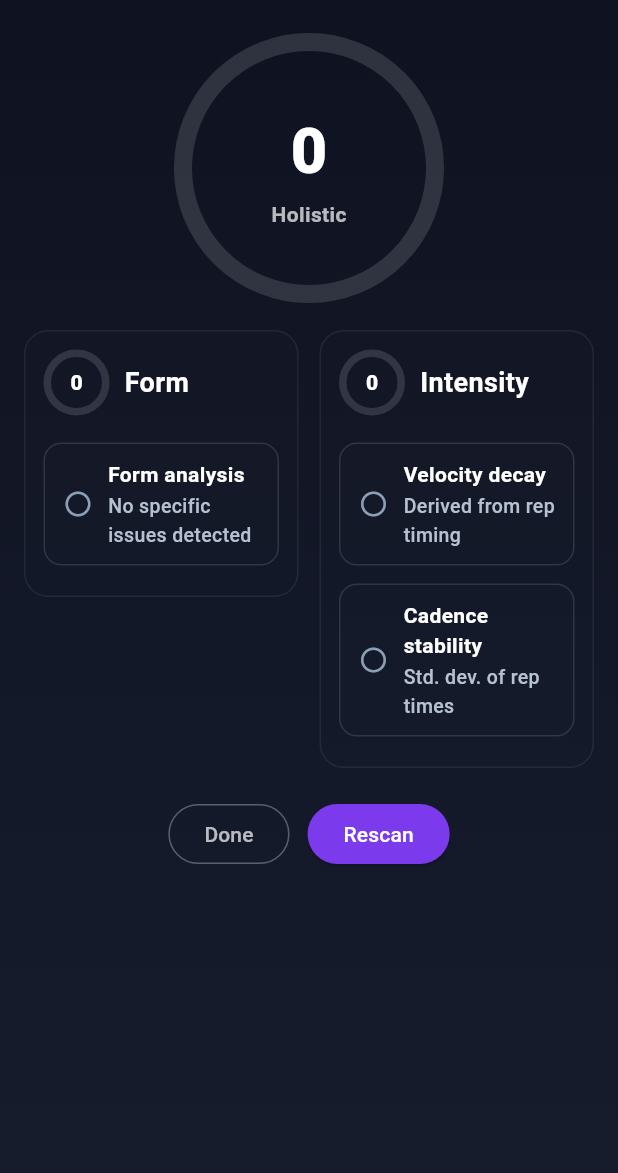
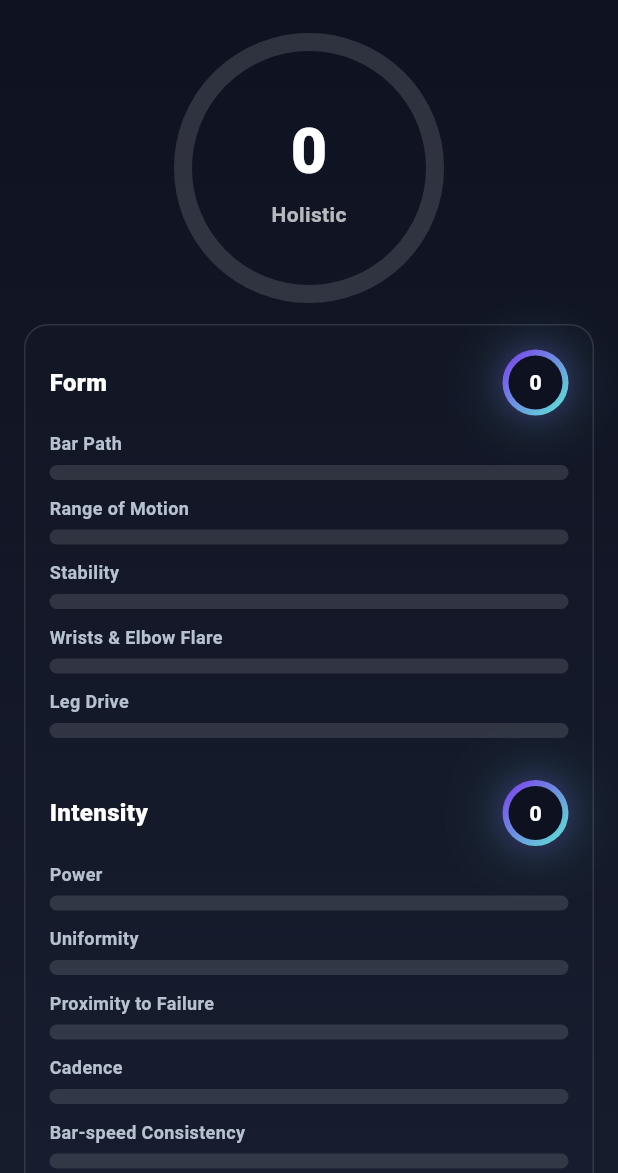
Before and after one commit to yellowwaterbottle/ai_fitness_coach.SS4, a Flutter app: the FeedbackScreen screen opened directly with empty values, on a phone screen of 412 x 824 dp, the part 63-1236 px from its top. Run offline on Flutter 3.47's test engine with Material 3 defaults, Android fonts, the phone set to English and light mode, and no system bars; our stand-ins replace camera, connectivity_plus, file_picker, flutter_secure_storage, permission_handler; missing offline and left inert: purchases_flutter, video_thumbnail; accounts and stored records are empty; Roboto replaces fonts that are missing (SF Pro).

Commit message:
Update scorecard visuals with unified purple→teal gradient scheme
- Add shared scoreGradient to AppStyle matching Holistic circle
- Replace Form/Intensity score chips with circular gradient rings
- Update metric bar gradients from red→yellow→green to purple→teal
- Enhance visual consistency across all score elements
- Update Form label from 'Elbow Flare & Wrist Positioning' to 'Wrists & Elbow Flare'
- Maintain single main card layout with both Form and Intensity sections

```diff
--- /dev/null
+++ b/lib/models/score_labels.dart
@@ -0,0 +1,58 @@
+import 'score_response.dart';
+
+// Display labels
+const Map<SubFormKey, String> kFormLabels = {
+  SubFormKey.bar_path: "Bar Path",
+  SubFormKey.range_of_motion: "Range of Motion",
+  SubFormKey.stability: "Stability",
+  SubFormKey.elbow_wrist: "Wrists & Elbow Flare",
+  SubFormKey.leg_drive: "Leg Drive",
+};
+
+const Map<SubIntensityKey, String> kIntensityLabels = {
+  SubIntensityKey.power: "Power",
+  SubIntensityKey.uniformity: "Uniformity",
+  SubIntensityKey.proximity_failure: "Proximity to Failure",
+  SubIntensityKey.cadence: "Cadence",
+  SubIntensityKey.bar_speed_consistency: "Bar-speed Consistency",
+};
+
+// Even weights (0.20 each)
+const Map<SubFormKey, double> kFormWeights = {
+  SubFormKey.bar_path: 0.20,
+  SubFormKey.range_of_motion: 0.20,
+  SubFormKey.stability: 0.20,
+  SubFormKey.elbow_wrist: 0.20,
+  SubFormKey.leg_drive: 0.20,
+};
+
+const Map<SubIntensityKey, double> kIntensityWeights = {
+  SubIntensityKey.power: 0.20,
+  SubIntensityKey.uniformity: 0.20,
+  SubIntensityKey.proximity_failure: 0.20,
+  SubIntensityKey.cadence: 0.20,
+  SubIntensityKey.bar_speed_consistency: 0.20,
+};
+
+// Weighted means (integer 0..100)
+int weightedForm(List<CategoryScore<SubFormKey>> items) {
+  if (items.isEmpty) return 0;
+  double sum = 0, w = 0;
+  for (final it in items) {
+    final wt = kFormWeights[it.key] ?? 0;
+    sum += wt * it.score;
+    w += wt;
+  }
+  return (w == 0 ? 0 : sum / w).round().clamp(0, 100);
+}
+
+int weightedIntensity(List<CategoryScore<SubIntensityKey>> items) {
+  if (items.isEmpty) return 0;
+  double sum = 0, w = 0;
+  for (final it in items) {
+    final wt = kIntensityWeights[it.key] ?? 0;
+    sum += wt * it.score;
+    w += wt;
+  }
+  return (w == 0 ? 0 : sum / w).round().clamp(0, 100);
+}
--- a/lib/models/score_response.dart
+++ b/lib/models/score_response.dart
@@ -1,5 +1,28 @@
 import 'dart:convert';
 import 'breakdown.dart';
+
+// --- Sub-score keys (NEW TERMINOLOGY) ---
+enum SubFormKey {
+  bar_path,
+  range_of_motion,
+  stability,
+  elbow_wrist,
+  leg_drive,
+}
+
+enum SubIntensityKey {
+  power,
+  uniformity,
+  proximity_failure,
+  cadence,
+  bar_speed_consistency,
+}
+
+class CategoryScore<T> {
+  final T key;
+  final int score; // 0..100
+  const CategoryScore({required this.key, required this.score});
+}
 
 enum AnalysisStatus { ok, no_set, insufficient }
 
@@ -86,6 +109,10 @@ class ScoreResponse {
   final List<BreakdownItem>? formBreakdown;
   final List<BreakdownItem>? intensityBreakdown;
 
+  // NEW: sub-scores
+  final List<CategoryScore<SubFormKey>> formSubs;
+  final List<CategoryScore<SubIntensityKey>> intensitySubs;
+
   ScoreResponse({
     required this.success,
     this.failure,
@@ -98,6 +125,8 @@ class ScoreResponse {
     required this.insufficientReasons,
     this.formBreakdown,
     this.intensityBreakdown,
+    this.formSubs = const [],
+    this.intensitySubs = const [],
   });
 
   ScoreResponse.success({
@@ -108,6 +137,8 @@ class ScoreResponse {
     required this.cues,
     this.formBreakdown,
     this.intensityBreakdown,
+    this.formSubs = const [],
+    this.intensitySubs = const [],
   }) : success = true,
        failure = null,
        insufficient = false,
@@ -123,7 +154,9 @@ class ScoreResponse {
         insufficient = true,
         insufficientReasons = const [],
         formBreakdown = null,
-        intensityBreakdown = null;
+        intensityBreakdown = null,
+        formSubs = const [],
+        intensitySubs = const [];
 
   static int _clampScore(num value) {
     final intVal = value.round();
@@ -245,6 +278,8 @@ class ScoreResponse {
     List<String>? insufficientReasons,
     List<BreakdownItem>? formBreakdown,
     List<BreakdownItem>? intensityBreakdown,
+    List<CategoryScore<SubFormKey>>? formSubs,
+    List<CategoryScore<SubIntensityKey>>? intensitySubs,
   }) {
     return ScoreResponse(
       success: success ?? this.success,
@@ -258,6 +293,8 @@ class ScoreResponse {
       insufficientReasons: insufficientReasons ?? this.insufficientReasons,
       formBreakdown: formBreakdown ?? this.formBreakdown,
       intensityBreakdown: intensityBreakdown ?? this.intensityBreakdown,
+      formSubs: formSubs ?? this.formSubs,
+      intensitySubs: intensitySubs ?? this.intensitySubs,
     );
   }
 
--- a/lib/screens/feedback_screen.dart
+++ b/lib/screens/feedback_screen.dart
@@ -1,10 +1,8 @@
 import 'package:flutter/material.dart';
 import '../ui/style.dart';
 import '../ui/gradient_ring.dart';
-import '../ui/breakdown_list.dart';
-import '../services/breakdown_mapper.dart';
 import '../models/score_response.dart';
-import '../models/breakdown.dart';
+import '../models/score_labels.dart';
 
 class FeedbackScreen extends StatelessWidget {
   static const routeName = '/feedback';
@@ -14,8 +12,6 @@ class FeedbackScreen extends StatelessWidget {
   Widget build(BuildContext context) {
     final ScoreResponse score =
         ModalRoute.of(context)!.settings.arguments as ScoreResponse;
-    final formItems = BreakdownMapper.formFrom(score);
-    final intensityItems = BreakdownMapper.intensityFrom(score);
 
     return Container(
       decoration: const BoxDecoration(gradient: AppStyle.pageBg),
@@ -77,33 +73,9 @@ class FeedbackScreen extends StatelessWidget {
                       ],
                     ),
                   ),
-                  const SizedBox(height: 18),
-
-                  // --- Two columns: Form (left) | Intensity (right) ---
-                  Row(
-                    crossAxisAlignment: CrossAxisAlignment.start,
-                    children: [
-                      // FORM
-                      Expanded(
-                        child: _ScoreColumn(
-                          title: "Form",
-                          percent: score.formPercent,
-                          value: score.form,
-                          items: formItems,
-                        ),
-                      ),
-                      const SizedBox(width: 14),
-                      // INTENSITY
-                      Expanded(
-                        child: _ScoreColumn(
-                          title: "Intensity",
-                          percent: score.intensityPercent,
-                          value: score.intensity,
-                          items: intensityItems,
-                        ),
-                      ),
-                    ],
-                  ),
+                  const SizedBox(height: 14),
+                  _MainScoreBreakdownCard(resp: score),
+                  const SizedBox(height: 16),
                 ],
 
                 const SizedBox(height: 20),
@@ -140,45 +112,185 @@ class FeedbackScreen extends StatelessWidget {
 
 }
 
-class _ScoreColumn extends StatelessWidget {
-  final String title;
-  final double percent;
-  final int value;
-  final List<BreakdownItem> items;
-  const _ScoreColumn({
-    required this.title,
-    required this.percent,
-    required this.value,
-    required this.items,
-  });
+class _MainScoreBreakdownCard extends StatelessWidget {
+  final ScoreResponse resp;
+  const _MainScoreBreakdownCard({required this.resp});
 
   @override
   Widget build(BuildContext context) {
     return Container(
-      padding: const EdgeInsets.fromLTRB(12, 12, 12, 14),
+      width: double.infinity,
+      padding: const EdgeInsets.fromLTRB(16, 16, 16, 16),
       decoration: BoxDecoration(
-        color: const Color(0x111A2236),
+        color: const Color(0x141A2236),
         borderRadius: BorderRadius.circular(16),
-        border: Border.all(color: const Color(0x12FFFFFF)),
+        border: Border.all(color: const Color(0x1FFFFFFF)),
       ),
       child: Column(
         crossAxisAlignment: CrossAxisAlignment.start,
         children: [
-          // Header with small ring + title + value
-          Row(
-            children: [
-              GradientRing(
-                size: 44, stroke: 5, percent: percent,
-                center: Text("$value", style: const TextStyle(color: Colors.white, fontSize: 14, fontWeight: FontWeight.w800)),
-              ),
-              const SizedBox(width: 10),
-              Text(title, style: const TextStyle(color: Colors.white, fontSize: 18, fontWeight: FontWeight.w700)),
-            ],
-          ),
-          const SizedBox(height: 12),
-          BreakdownList(items: items),
+          // FORM ROW
+          _SectionHeaderRow(title: "Form", score: resp.form),
+          const SizedBox(height: 10),
+          _SubSectionBarsForm(items: resp.formSubs, overallFallback: resp.form),
+          const SizedBox(height: 18),
+
+          // INTENSITY ROW
+          _SectionHeaderRow(title: "Intensity", score: resp.intensity),
+          const SizedBox(height: 10),
+          _SubSectionBarsIntensity(items: resp.intensitySubs, overallFallback: resp.intensity),
         ],
       ),
     );
   }
 }
+
+class _SectionHeaderRow extends StatelessWidget {
+  final String title;
+  final int score;
+  const _SectionHeaderRow({required this.title, required this.score});
+
+  @override
+  Widget build(BuildContext context) {
+    return Row(
+      children: [
+        Text(title, style: const TextStyle(color: Colors.white, fontSize: 16, fontWeight: FontWeight.w800)),
+        const Spacer(),
+        _GradientScoreChip(value: score),
+      ],
+    );
+  }
+}
+
+class _GradientScoreChip extends StatelessWidget {
+  final int value;
+  const _GradientScoreChip({required this.value});
+
+  @override
+  Widget build(BuildContext context) {
+    const double size = 44;
+    const double ring = 4;
+
+    return Container(
+      width: size,
+      height: size,
+      decoration: BoxDecoration(
+        shape: BoxShape.circle,
+        gradient: AppStyle.scoreGradient, // same as Holistic
+        boxShadow: AppStyle.softGlow,
+      ),
+      child: Center(
+        child: Container(
+          width: size - ring*2,
+          height: size - ring*2,
+          decoration: BoxDecoration(
+            color: const Color(0xFF0E1220), // inner fill matches page bg for contrast
+            shape: BoxShape.circle,
+          ),
+          alignment: Alignment.center,
+          child: Text(
+            "$value",
+            style: const TextStyle(
+              color: Colors.white,
+              fontWeight: FontWeight.w900,
+              fontSize: 14,
+              height: 1.0,
+              letterSpacing: 0.2,
+            ),
+          ),
+        ),
+      ),
+    );
+  }
+}
+
+class _SubSectionBarsForm extends StatelessWidget {
+  final List<CategoryScore<SubFormKey>> items;
+  final int overallFallback;
+  const _SubSectionBarsForm({required this.items, required this.overallFallback});
+
+  @override
+  Widget build(BuildContext context) {
+    final list = items.isEmpty
+        ? SubFormKey.values.map((k) => CategoryScore(key: k, score: overallFallback)).toList()
+        : items;
+
+    return Column(
+      children: list.map((e) => Padding(
+        padding: const EdgeInsets.only(bottom: 10),
+        child: _MetricBar(label: kFormLabels[e.key]!, value: e.score / 100.0),
+      )).toList(),
+    );
+  }
+}
+
+class _SubSectionBarsIntensity extends StatelessWidget {
+  final List<CategoryScore<SubIntensityKey>> items;
+  final int overallFallback;
+  const _SubSectionBarsIntensity({required this.items, required this.overallFallback});
+
+  @override
+  Widget build(BuildContext context) {
+    final list = items.isEmpty
+        ? SubIntensityKey.values.map((k) => CategoryScore(key: k, score: overallFallback)).toList()
+        : items;
+
+    return Column(
+      children: list.map((e) => Padding(
+        padding: const EdgeInsets.only(bottom: 10),
+        child: _MetricBar(label: kIntensityLabels[e.key]!, value: e.score / 100.0),
+      )).toList(),
+    );
+  }
+}
+
+class _MetricBar extends StatelessWidget {
+  final String label;
+  final double value; // 0..1
+  const _MetricBar({required this.label, required this.value});
+
+  @override
+  Widget build(BuildContext context) {
+    final v = value.clamp(0.0, 1.0);
+    return Column(
+      crossAxisAlignment: CrossAxisAlignment.start,
+      children: [
+        Text(label, overflow: TextOverflow.ellipsis, maxLines: 1,
+          style: const TextStyle(color: Color(0xFFB7C2D0), fontSize: 12, fontWeight: FontWeight.w600)),
+        const SizedBox(height: 6),
+        LayoutBuilder(
+          builder: (context, c) {
+            final w = c.maxWidth;
+            return Stack(
+              children: [
+                // Track
+                Container(
+                  height: 10,
+                  width: w,
+                  decoration: BoxDecoration(
+                    color: const Color(0x1FFFFFFF),
+                    borderRadius: BorderRadius.circular(100),
+                  ),
+                ),
+                // Fill with score gradient
+                AnimatedContainer(
+                  duration: const Duration(milliseconds: 280),
+                  height: 10,
+                  width: w * v,
+                  decoration: BoxDecoration(
+                    gradient: AppStyle.scoreGradient, // use shared gradient
+                    borderRadius: BorderRadius.circular(100),
+                    boxShadow: const [
+                      BoxShadow(color: Color(0x405EEAD4), blurRadius: 10, spreadRadius: 0), // teal-ish
+                      BoxShadow(color: Color(0x407C3AED), blurRadius: 12, spreadRadius: 0), // purple-ish
+                    ],
+                  ),
+                ),
+              ],
+            );
+          },
+        ),
+      ],
+    );
+  }
+}
--- a/lib/services/gemini_service.dart
+++ b/lib/services/gemini_service.dart
@@ -4,6 +4,7 @@ import 'package:flutter/foundation.dart';
 import 'package:flutter/services.dart' show rootBundle;
 import 'package:http/http.dart' as http;
 import '../models/score_response.dart';
+import '../models/score_labels.dart';
 
 class PayloadTooLarge implements Exception {
   final String msg;
@@ -71,6 +72,62 @@ FailureInfo _parseFailure(Map<String, dynamic> m) {
   }
 
   return FailureInfo(status: status, reasons: reasons, rationale: rationale);
+}
+
+ScoreResponse parseScoreOk(Map<String, dynamic> m) {
+  final scores = (m['scores'] ?? {}) as Map<String, dynamic>;
+  int holistic = (scores['holistic'] ?? 0).round();
+  int form = (scores['form'] ?? 0).round();
+  int intensity = (scores['intensity'] ?? 0).round();
+
+  // Form subs
+  final fs = <CategoryScore<SubFormKey>>[];
+  final fm = (m['form_subscores'] ?? {}) as Map<String, dynamic>;
+  if (fm.isNotEmpty) {
+    fs.add(CategoryScore(key: SubFormKey.bar_path, score: (fm['bar_path'] ?? 0).round()));
+    fs.add(CategoryScore(key: SubFormKey.range_of_motion, score: (fm['range_of_motion'] ?? 0).round()));
+    fs.add(CategoryScore(key: SubFormKey.stability, score: (fm['stability'] ?? 0).round()));
+    fs.add(CategoryScore(key: SubFormKey.elbow_wrist, score: (fm['elbow_wrist'] ?? 0).round()));
+    fs.add(CategoryScore(key: SubFormKey.leg_drive, score: (fm['leg_drive'] ?? 0).round()));
+    form = weightedForm(fs);
+  }
+
+  // Intensity subs
+  final isubs = <CategoryScore<SubIntensityKey>>[];
+  final im = (m['intensity_subscores'] ?? {}) as Map<String, dynamic>;
+  if (im.isNotEmpty) {
+    isubs.add(CategoryScore(key: SubIntensityKey.power, score: (im['power'] ?? 0).round()));
+    isubs.add(CategoryScore(key: SubIntensityKey.uniformity, score: (im['uniformity'] ?? 0).round()));
+    isubs.add(CategoryScore(key: SubIntensityKey.proximity_failure, score: (im['proximity_failure'] ?? 0).round()));
+    isubs.add(CategoryScore(key: SubIntensityKey.cadence, score: (im['cadence'] ?? 0).round()));
+    isubs.add(CategoryScore(key: SubIntensityKey.bar_speed_consistency, score: (im['bar_speed_consistency'] ?? 0).round()));
+    intensity = weightedIntensity(isubs);
+  }
+
+  // Extract details
+  final details = (m['details'] ?? {}) as Map<String, dynamic>;
+  final issues = ((details['issues'] as List?) ?? const [])
+      .whereType<Map<String, dynamic>>()
+      .map((issue) => IssueItem.fromJson(issue))
+      .toList();
+  final cues = ((details['cues'] as List?) ?? const [])
+      .map((e) => e.toString())
+      .toList();
+
+  // If holistic missing, compute default 0.5/0.5
+  if (holistic == 0 && (form > 0 || intensity > 0)) {
+    holistic = ((form + intensity) / 2).round();
+  }
+
+  return ScoreResponse.success(
+    holistic: holistic.clamp(0, 100),
+    form: form.clamp(0, 100),
+    intensity: intensity.clamp(0, 100),
+    issues: issues,
+    cues: cues,
+    formSubs: fs,
+    intensitySubs: isubs,
+  );
 }
 
 class GeminiService {
@@ -161,11 +218,28 @@ When status="ok", include scores and continue with the normal scoring output:
     "intensity": score_0_to_100,
     "holistic": score_0_to_100
   },
+  "form_subscores": {
+    "bar_path": number,
+    "range_of_motion": number,
+    "stability": number,
+    "elbow_wrist": number,
+    "leg_drive": number
+  },
+  "intensity_subscores": {
+    "power": number,
+    "uniformity": number,
+    "proximity_failure": number,
+    "cadence": number,
+    "bar_speed_consistency": number
+  },
   "details": {
     "issues": ["specific_technical_issues"],
     "cues": ["actionable_coaching_advice"]
   }
 }
+
+Overall "form" should be the evenly weighted mean (0.20 each) of the 5 form_subscores.
+Overall "intensity" should be the evenly weighted mean (0.20 each) of the 5 intensity_subscores.
 
 Return JSON only, no explanation.'''
         },
@@ -253,20 +327,8 @@ Return JSON only, no explanation.'''
         debugPrint("Gemini returned failure: status=$status, reasons=${failure.reasons}");
         return ScoreResponse.failure(failure);
       } else {
-        // Parse success - extract scores from nested structure
-        final scores = payload['scores'] as Map<String, dynamic>? ?? {};
-        final details = payload['details'] as Map<String, dynamic>? ?? {};
-
-        // Create a flattened structure for the existing fromGeminiJson parser
-        final flatPayload = <String, dynamic>{
-          'form': scores['form'] ?? 0,
-          'intensity': scores['intensity'] ?? 0,
-          'holistic': scores['holistic'] ?? 0,
-          'issues': details['issues'] ?? [],
-          'cues': details['cues'] ?? [],
-        };
-
-        final result = ScoreResponse.fromGeminiJson(flatPayload).recomputeHolistic();
+        // Parse success using new sub-score aware parser
+        final result = parseScoreOk(payload);
         debugPrint("Gemini returned: form=${result.form}, intensity=${result.intensity}, holistic=${result.holistic}");
         return result;
       }
--- a/lib/ui/style.dart
+++ b/lib/ui/style.dart
@@ -23,6 +23,13 @@ class AppStyle {
   // CTA gradient for buttons
   static const LinearGradient ctaGradient = LinearGradient(
     colors: [Color(0xFF7C3AED), Color(0xFF5EEAD4)],
+    begin: Alignment.topLeft,
+    end: Alignment.bottomRight,
+  );
+
+  // Score gradient (matches Holistic circle)
+  static const LinearGradient scoreGradient = LinearGradient(
+    colors: [Color(0xFF7C3AED), Color(0xFF5EEAD4)], // purple → teal (match Holistic)
     begin: Alignment.topLeft,
     end: Alignment.bottomRight,
   );
```
